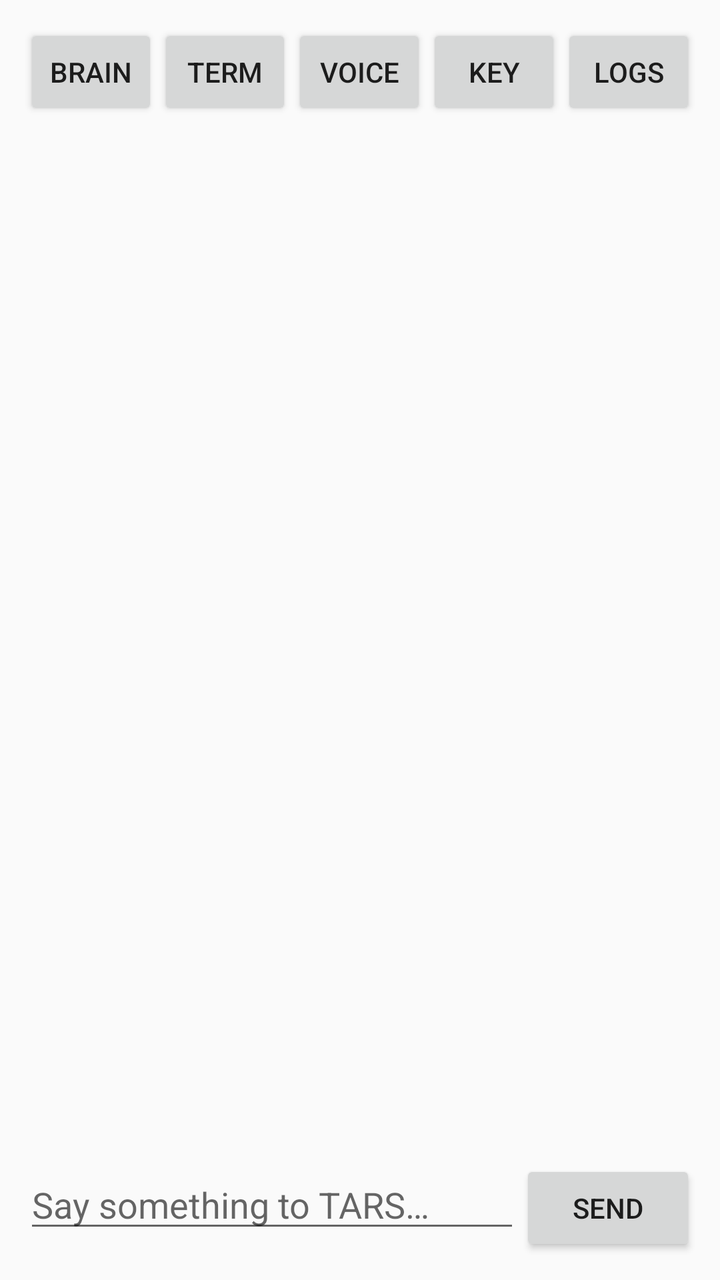
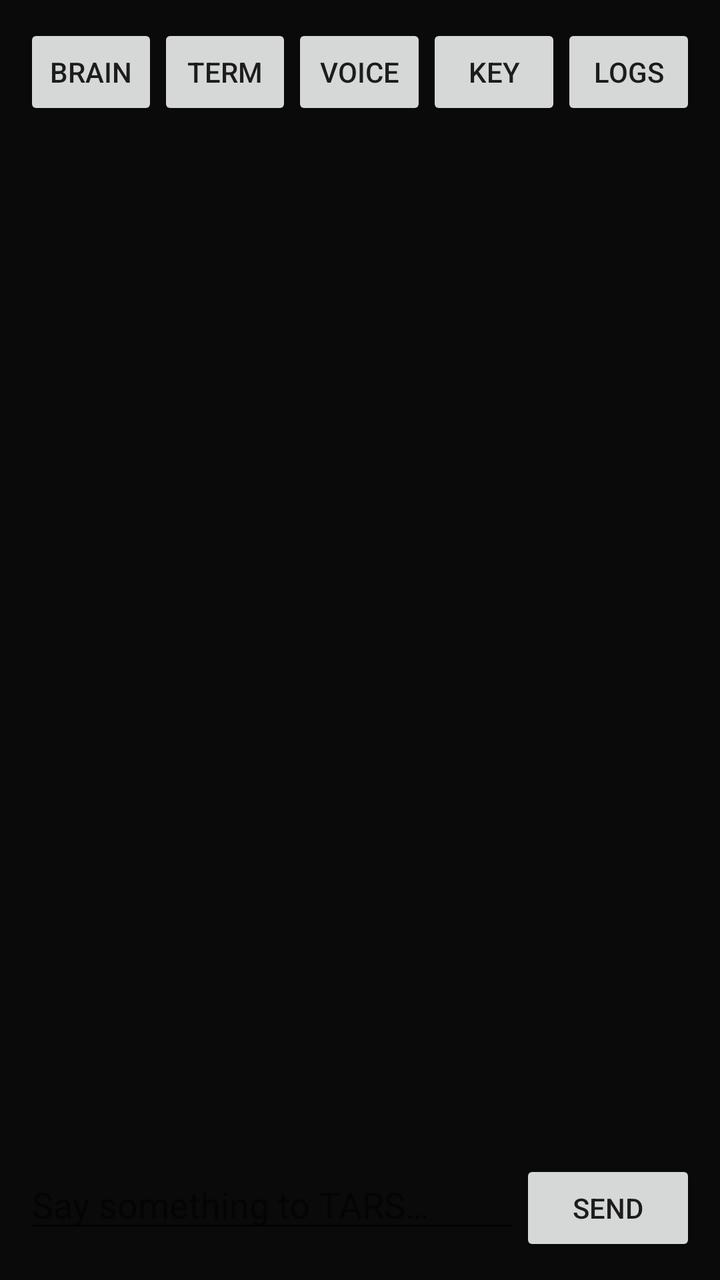

An Android layout rendered at two revisions. The XML below is the earlier revision; the diff shows what the commit changed to produce the second picture.
<!-- AndroidManifest.xml: application theme Theme.AppCompat.DayNight -->
<!-- res/layout/activity_main.xml -->
<?xml version="1.0" encoding="utf-8"?>
<LinearLayout xmlns:android="http://schemas.android.com/apk/res/android"
    android:layout_width="match_parent"
    android:layout_height="match_parent"
    android:orientation="vertical"
    android:padding="12dp">

    <LinearLayout
        android:layout_width="match_parent"
        android:layout_height="wrap_content"
        android:orientation="horizontal"
        android:paddingBottom="6dp">

        <Button
            android:id="@+id/brain"
            android:layout_width="0dp"
            android:layout_height="wrap_content"
            android:layout_weight="1"
            android:minWidth="0dp"
            android:text="@string/brain" />

        <Button
            android:id="@+id/terminal"
            android:layout_width="0dp"
            android:layout_height="wrap_content"
            android:layout_weight="1"
            android:minWidth="0dp"
            android:text="@string/terminal" />

        <Button
            android:id="@+id/voice"
            android:layout_width="0dp"
            android:layout_height="wrap_content"
            android:layout_weight="1"
            android:minWidth="0dp"
            android:text="@string/voice" />

        <Button
            android:id="@+id/key"
            android:layout_width="0dp"
            android:layout_height="wrap_content"
            android:layout_weight="1"
            android:minWidth="0dp"
            android:text="@string/key" />

        <Button
            android:id="@+id/logs"
            android:layout_width="0dp"
            android:layout_height="wrap_content"
            android:layout_weight="1"
            android:minWidth="0dp"
            android:text="@string/logs" />
    </LinearLayout>

    <ScrollView
        android:id="@+id/scroll"
        android:layout_width="match_parent"
        android:layout_height="0dp"
        android:layout_weight="1">

        <TextView
            android:id="@+id/log"
            android:layout_width="match_parent"
            android:layout_height="wrap_content"
            android:textSize="16sp"
            android:fontFamily="monospace"
            android:textIsSelectable="true" />
    </ScrollView>

    <LinearLayout
        android:layout_width="match_parent"
        android:layout_height="wrap_content"
        android:orientation="horizontal"
        android:paddingTop="8dp">

        <EditText
            android:id="@+id/input"
            android:layout_width="0dp"
            android:layout_height="wrap_content"
            android:layout_weight="1"
            android:hint="@string/input_hint"
            android:inputType="textShortMessage|textMultiLine"
            android:maxLines="4" />

        <Button
            android:id="@+id/send"
            android:layout_width="wrap_content"
            android:layout_height="wrap_content"
            android:text="@string/send" />
    </LinearLayout>
</LinearLayout>
<!-- resources referenced by this layout -->
<resources>
  <string name="brain">Brain</string>
  <string name="input_hint">Say something to TARS…</string>
  <string name="key">Key</string>
  <string name="logs">Logs</string>
  <string name="send">Send</string>
  <string name="terminal">Term</string>
  <string name="voice">Voice</string>
</resources>

<!-- the commit's change to res/layout/activity_main.xml (unified diff, before → after) -->
@@ -3,6 +3,7 @@
     android:layout_width="match_parent"
     android:layout_height="match_parent"
     android:orientation="vertical"
+    android:background="#FF0A0A0A"
     android:padding="12dp">
 
     <LinearLayout
@@ -64,6 +65,7 @@
             android:layout_height="wrap_content"
             android:textSize="16sp"
             android:fontFamily="monospace"
+            android:textColor="#FFFFB000"
             android:textIsSelectable="true" />
     </ScrollView>
 
